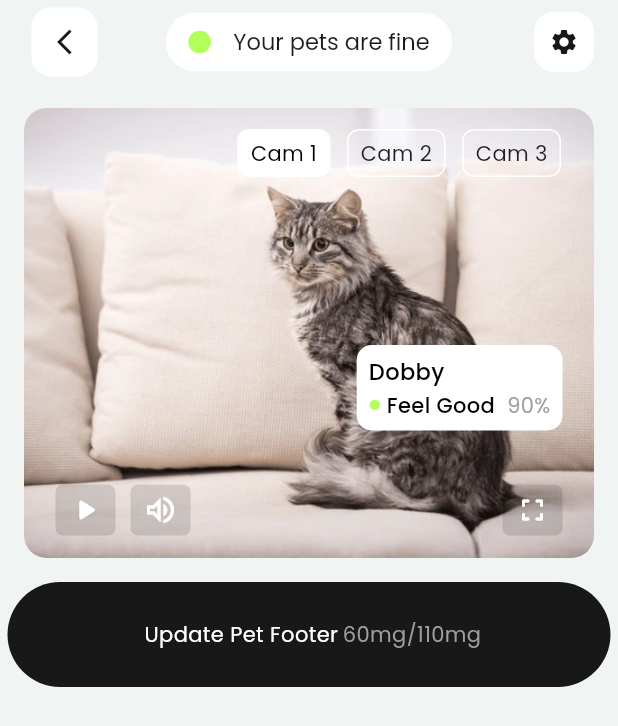
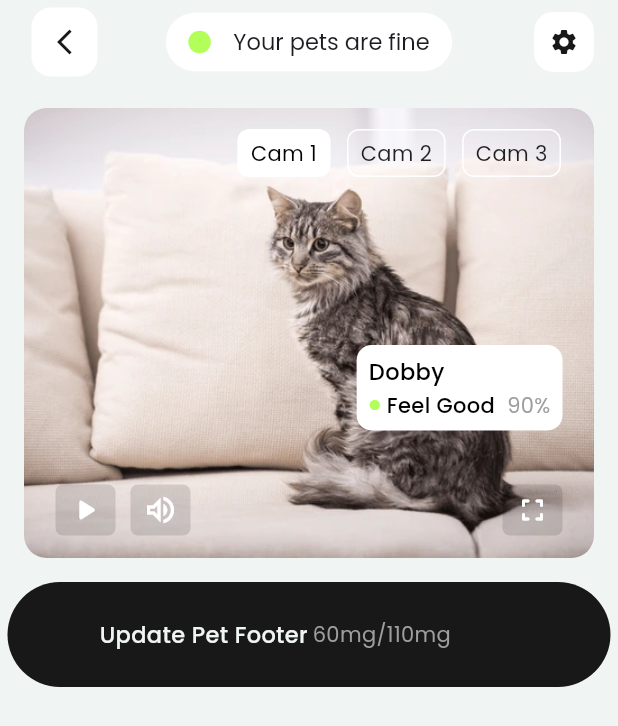
Before and after one commit to ragulsarma/smart-home-app, a Flutter app: the PetHomePage screen opened directly, on a phone screen of 412 x 824 dp. Shown: the top 726 px of the screen. Run offline on Flutter 3.47's test engine with Material 3 defaults, Android fonts, the phone set to English and light mode, and no system bars; statements that could not run were skipped.

```diff
--- a/lib/widgets/pet_page_widgets/bottom_button_widget.dart
+++ b/lib/widgets/pet_page_widgets/bottom_button_widget.dart
@@ -25,29 +25,20 @@ class _BottomButtonWidgetState extends State<BottomButtonWidget> {
             // border: Border.all(color: Colors.white),
             color: AppColors.primaryColor,
             borderRadius: BorderRadius.all(Radius.circular(35))),
-        child: Row(mainAxisAlignment: MainAxisAlignment.center, children: [
-          // Align(
-          //   alignment: Alignment.centerLeft,
-          //   child: Container(
-          //     // height: 50,
-          //     // width: 50,
-          //     decoration: const BoxDecoration(
-          //       color: AppColors.primaryColor,
-          //       shape: BoxShape.circle,
-          //       // borderRadius: BorderRadius.all(Radius.circular(35))
-          //     ),
-          //     child: const Icon(
-          //       Icons.arrow_circle_right_sharp,
-          //       color: Colors.red,
-          //       size: 60,
-          //     ),
-          //   ),
-          // ),
+        child: Row(
+            mainAxisAlignment: MainAxisAlignment.spaceBetween,
+            mainAxisSize: MainAxisSize.max,
+            children: [
               const SizedBox(width: 5),
-          Row(mainAxisAlignment: MainAxisAlignment.center, children: [
+              Row(
+                  // mainAxisAlignment: MainAxisAlignment.center,
+                  mainAxisSize: MainAxisSize.max,
+                  children: [
                     Text(
                       widget.title,
-              style: const TextStyle(color: Colors.white),
+                      style: const TextStyle(color: AppColors.primaryWhiteColor,
+                      fontWeight: FontWeight.w500,
+                      fontSize: 15),
                     ),
                     if (widget.showSubTitle) ...[
                       const SizedBox(width: 3),
@@ -56,7 +47,21 @@ class _BottomButtonWidgetState extends State<BottomButtonWidget> {
                         style: TextStyle(color: Colors.grey),
                       )
                     ]
-          ])
+                  ]),
+              // Spacer(),
+              Container(
+                height: 50,
+                width: 50,
+                decoration: const BoxDecoration(
+                  color: AppColors.primaryButtonColor,
+                  shape: BoxShape.circle,
+                ),
+                child: const Icon(
+                  Icons.arrow_forward_rounded,
+                  color: AppColors.primaryColor,
+                  size: 25,
+                ),
+              ),
             ]));
   }
 }
```
Also changed, not shown: lib/screens/welcome_page.dart (+59 -3 lines). Lines whose indentation alone changed are shown as unchanged.
